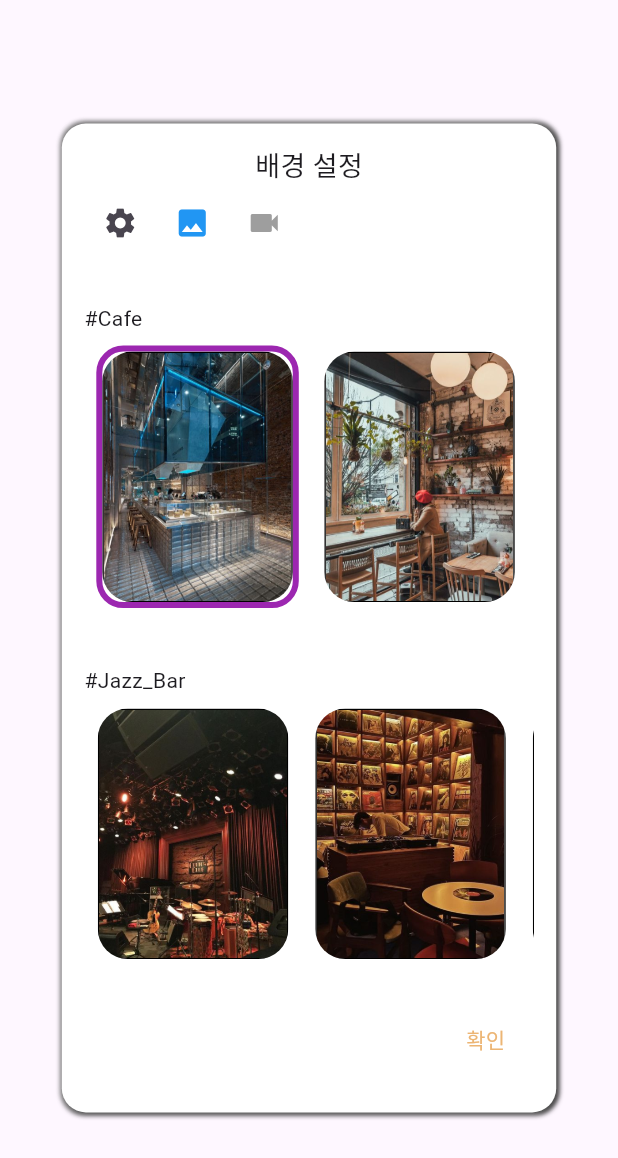
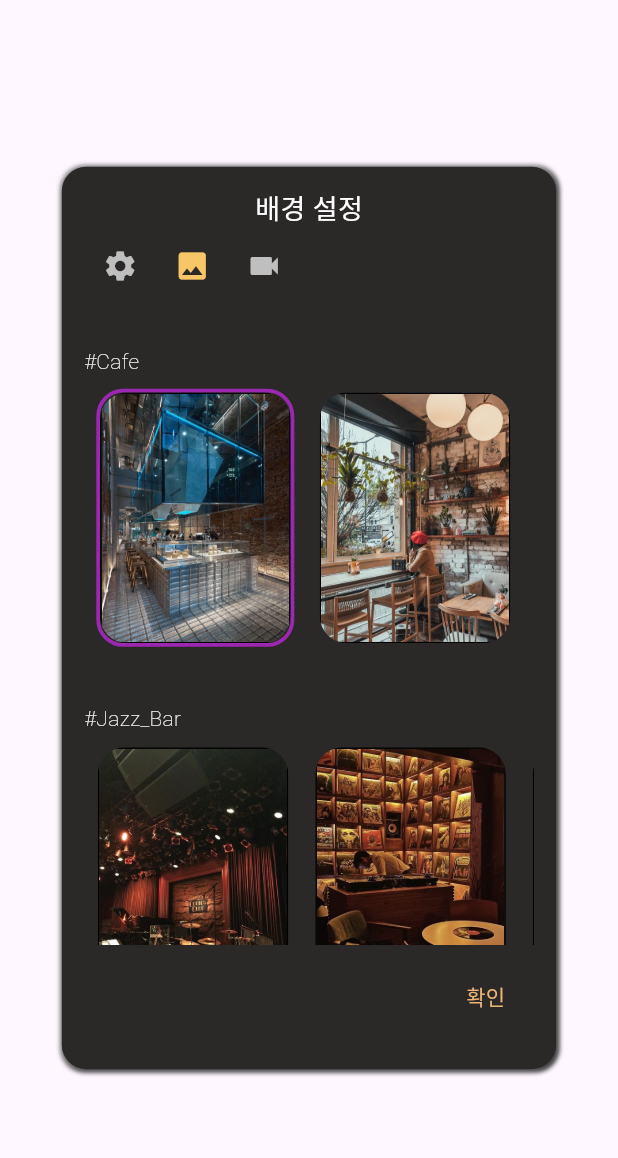
Before and after one commit to rainofmay/distance, a Flutter app: the BackgroundSetting widget shown alone on an empty page, opened directly, on a phone screen of 412 x 824 dp. Shown: the top 1158 px of the screen. Run offline on Flutter 3.47's test engine with Material 3 defaults, Android fonts, the phone set to English and light mode, and no system bars; our stand-ins replace audioplayers, firebase_auth, firebase_core, flutter_dotenv, font_awesome_flutter, google_mobile_ads and 7 more; missing offline and left inert: omni_datetime_picker; accounts and stored records are empty; network calls fail; Roboto replaces fonts that are missing (GmarketSansTTFMedium).

Commit message:
[UPDATE] sound, background setting

```diff
--- a/lib/main.dart
+++ b/lib/main.dart
@@ -1,6 +1,8 @@
 import 'package:flutter/material.dart';
+import 'package:flutter/services.dart';
 import 'package:flutter_dotenv/flutter_dotenv.dart';
 import 'package:google_mobile_ads/google_mobile_ads.dart';
+import 'package:mobile/const/colors.dart';
 import 'package:mobile/pages/login.dart';
 import 'package:mobile/util/background_provider.dart';
 import 'package:mobile/util/background_setting_provider.dart';
@@ -62,6 +64,10 @@ class _MyAppState extends State<MainPage> {
 
   @override
   Widget build(BuildContext context) {
+    SystemChrome.setSystemUIOverlayStyle(SystemUiOverlayStyle(
+      systemNavigationBarColor: BLACK, // 하단 시스템UI 검정색
+    ));
+
     return Scaffold(
       // appBar: AppBar(),
       body: screens.elementAt(context.watch<BottomIndex>().bottomIndex),
--- a/lib/pages/myroom_background.dart
+++ b/lib/pages/myroom_background.dart
@@ -75,8 +75,8 @@ class _BackgroundSettingState extends State<BackgroundSetting> {
 
         child: CustomContainer(
           width: MediaQuery.of(context).size.width * 0.8,
-          height: MediaQuery.of(context).size.height * 0.8,
-          backgroundColor: Colors.white,
+          height: MediaQuery.of(context).size.height * 0.73,
+          backgroundColor: DARK_BACKGROUND,
           distance: 0.5,
           widget: Padding(
             padding: const EdgeInsets.all(15),
@@ -84,14 +84,14 @@ class _BackgroundSettingState extends State<BackgroundSetting> {
               children: [
                 Text(
                   '배경 설정',
-                  style: TextStyle(fontSize: 18, fontWeight: FontWeight.normal),
+                  style: TextStyle(fontSize: 18, fontWeight: FontWeight.normal, color: WHITE),
                 ),
 
                 Row(
                   children: [
                     IconButton(
                       onPressed: handleSettingButtonPressed,
-                      icon: isSettingOn == true ? Icon(Icons.settings,  color: Colors.blue) : Icon(Icons.settings,)
+                      icon: isSettingOn == true ? Icon(Icons.settings, color: PRIMARY_LIGHT) : Icon(Icons.settings, color: LIGHT_WHITE,)
                     ),
                     IconButton(
                       onPressed: () {
@@ -101,7 +101,7 @@ class _BackgroundSettingState extends State<BackgroundSetting> {
                         });
                       },
                       icon: Icon(Icons.photo),
-                      color: isImageSetting ? Colors.blue : Colors.grey,
+                      color: isImageSetting ? PRIMARY_LIGHT : LIGHT_WHITE,
                     ),
                     IconButton(
                       onPressed: () {
@@ -111,7 +111,7 @@ class _BackgroundSettingState extends State<BackgroundSetting> {
                         });
                       },
                       icon: Icon(Icons.videocam),
-                      color: isImageSetting ? Colors.grey : Colors.blue,
+                      color: isImageSetting ? LIGHT_WHITE : PRIMARY_LIGHT,
                     ),
                   ],
                 ),
@@ -163,7 +163,8 @@ class _BackgroundSettingState extends State<BackgroundSetting> {
                 '#${imageCategories[index]}',
                 style: TextStyle(
                   fontSize: 14,
-                  fontWeight: FontWeight.normal,
+                  fontWeight: FontWeight.w100,
+                  color: WHITE,
                 ),
               ),
             ],
--- a/lib/style.dart
+++ b/lib/style.dart
@@ -1,4 +1,5 @@
 import 'package:flutter/material.dart';
+import 'package:flutter/services.dart';
 import 'package:mobile/const/colors.dart';
 
 var theme = ThemeData(
@@ -59,5 +60,8 @@ var theme = ThemeData(
     indicatorColor: Colors.black,
     indicatorSize: TabBarIndicatorSize.label,
     dividerColor: TRANSPARENT,
-  )
+  ),
+  // appBarTheme: AppBarTheme(
+  //   systemOverlayStyle: SystemUiOverlayStyle.dark,
+  // )
 );
--- a/lib/widgets/custom_icon_button.dart
+++ b/lib/widgets/custom_icon_button.dart
@@ -42,20 +42,20 @@ class _CustomIconButtonState extends State<CustomIconButton> {
           print("-------------------------------------");
       },
       child: Container(
-        margin: EdgeInsets.all(8.0),
+        margin: const EdgeInsets.all(8.0),
         decoration: BoxDecoration(
           border: Border.all(
             color: widget.isSelected ? Colors.purple : TRANSPARENT,
-            width: widget.isSelected ? 4.0 : 1.0
+            width: widget.isSelected ? 2.5 : 1.0
           ),
           borderRadius: BorderRadius.circular(18),
         ),
         child: ClipRRect(
-          borderRadius: BorderRadius.circular(20),
+          borderRadius: BorderRadius.circular(18),
           child: Container(
             decoration: BoxDecoration(
               border: Border.all(
-                color: Colors.black,
+                color: BLACK,
                 width: 1.0,
               ),
             ),
```
Also changed, not shown: lib/pages/myroom_music.dart (+5 -7 lines).
